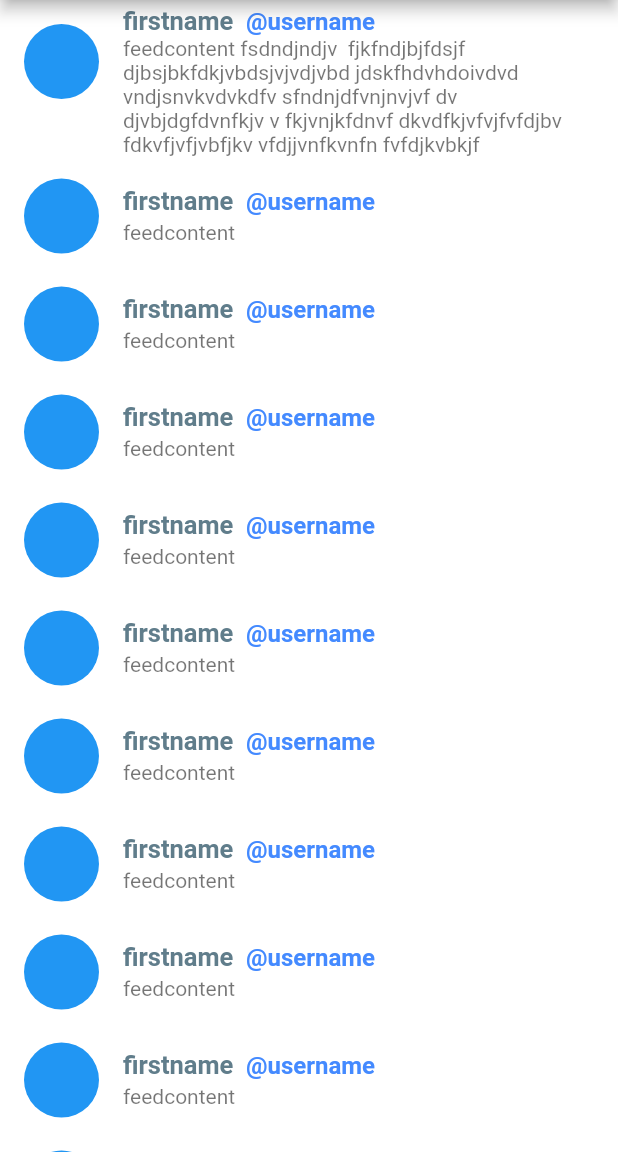
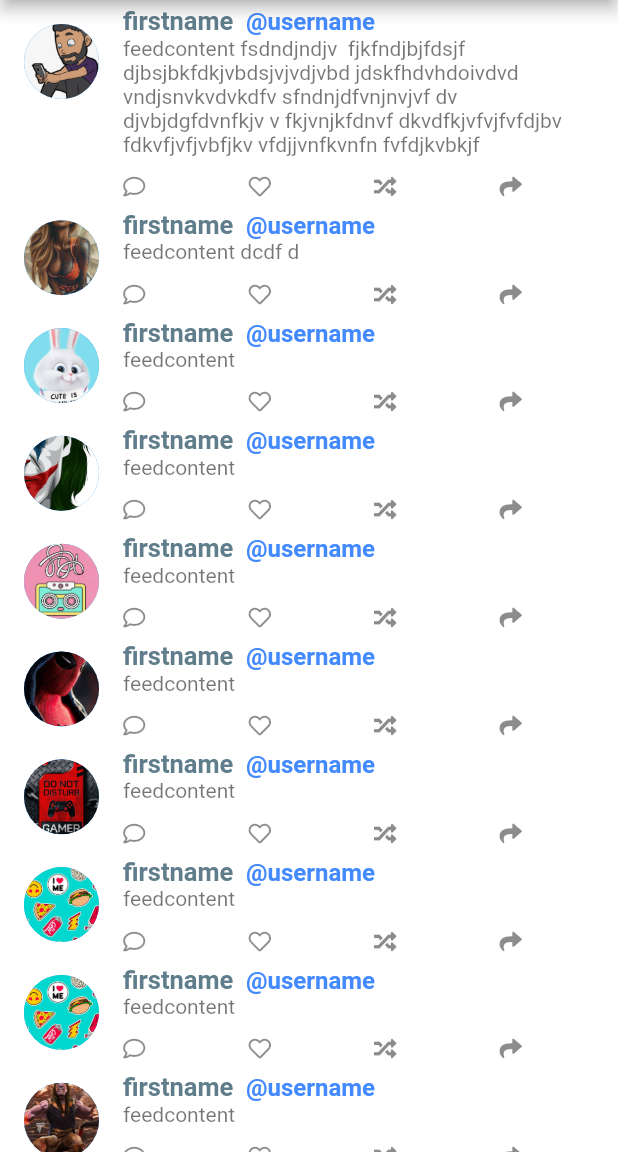
Before and after one commit to ellyjonny/rettiwt, a Flutter app: the screen it shows after launch, on a phone screen of 412 x 824 dp, the part 84-1236 px from its top. Run offline on Flutter 3.47's test engine with Material 2 defaults, Android fonts, the light colour scheme and no system bars; our stand-ins replace font_awesome_flutter.

Commit message:
Improving feeds from the data

```diff
--- a/lib/global/global_widgets/feeds_widget.dart
+++ b/lib/global/global_widgets/feeds_widget.dart
@@ -1,4 +1,5 @@
 import 'package:flutter/material.dart';
+import 'package:font_awesome_flutter/font_awesome_flutter.dart';
 
 class FeedsWidget extends StatelessWidget {
   final String username;
@@ -15,9 +16,10 @@ class FeedsWidget extends StatelessWidget {
   @override
   Widget build(BuildContext context) {
     return ListTile(
-      leading: ProfileImage(),
+      leading: ProfileImage(imageurl: imageurl),
       title: NameSection(firstname: firstname, username: username),
       subtitle: FeedContentWidget(feedcontent: feedcontent),
+      onLongPress: () {},
     );
   }
 }
@@ -25,17 +27,17 @@ class FeedsWidget extends StatelessWidget {
 class ProfileImage extends StatelessWidget {
   const ProfileImage({
     Key key,
-    // @required this.imageurl,
+    @required this.imageurl,
   }) : super(key: key);
 
-  // final imageurl;
+  final imageurl;
 
   @override
   Widget build(BuildContext context) {
     return CircleAvatar(
       backgroundColor: Colors.blue,
       radius: 25.0,
-      // backgroundImage: imageurl,
+      backgroundImage: AssetImage('$imageurl'),
     );
   }
 }
@@ -50,7 +52,44 @@ class FeedContentWidget extends StatelessWidget {
 
   @override
   Widget build(BuildContext context) {
-    return Text('$feedcontent', overflow: TextOverflow.fade);
+    return Column(
+      children: [
+        Container(alignment: Alignment.topLeft,
+          child: Text('$feedcontent', overflow: TextOverflow.fade,textAlign: TextAlign.start,)),
+        SizedBox(
+          height: MediaQuery.of(context).size.height / 64,
+        ),
+        Row(
+          children: [
+            Icon(
+              FontAwesomeIcons.comment,
+              size: 15,
+            ),
+            SizedBox(
+              width: MediaQuery.of(context).size.width / 6,
+            ),
+            Icon(
+              FontAwesomeIcons.heart,
+              size: 15,
+            ),
+            SizedBox(
+              width: MediaQuery.of(context).size.width / 6,
+            ),
+            Icon(
+              FontAwesomeIcons.random,
+              size: 15,
+            ),
+            SizedBox(
+              width: MediaQuery.of(context).size.width / 6,
+            ),
+            Icon(
+              FontAwesomeIcons.share,
+              size: 15,
+            ),
+          ],
+        )
+      ],
+    );
   }
 }
 
--- a/pubspec.yaml
+++ b/pubspec.yaml
@@ -30,6 +30,7 @@ dependencies:
   cupertino_icons: ^1.0.2
   flutter_native_splash: ^1.2.1
   provider:
+  font_awesome_flutter:
 
 dev_dependencies:
   flutter_test:
```
Also changed, not shown: lib/dummydata/dummy.dart (+142 -145 lines), lib/model/feeds_model.dart (+7 -4 lines), assets/images/01.jpeg (added), assets/images/03.jpeg (added), assets/images/04.jpeg (added), assets/images/05.jpeg (added), assets/images/06.jpeg (added), assets/images/07.jpeg (added), assets/images/08.jpeg (added), assets/images/09.jpeg (added), assets/images/12.jpg (added), assets/images/13.JPG (added), assets/images/14.JPG (added), assets/images/15.JPG (added), 5 more files.
